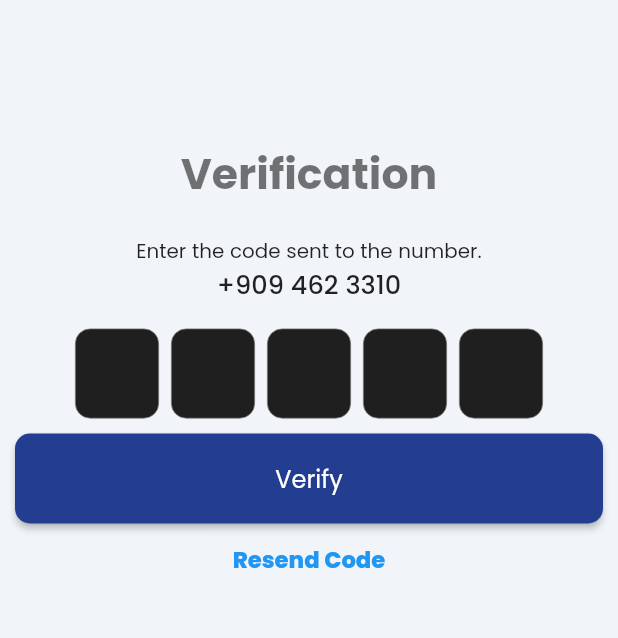
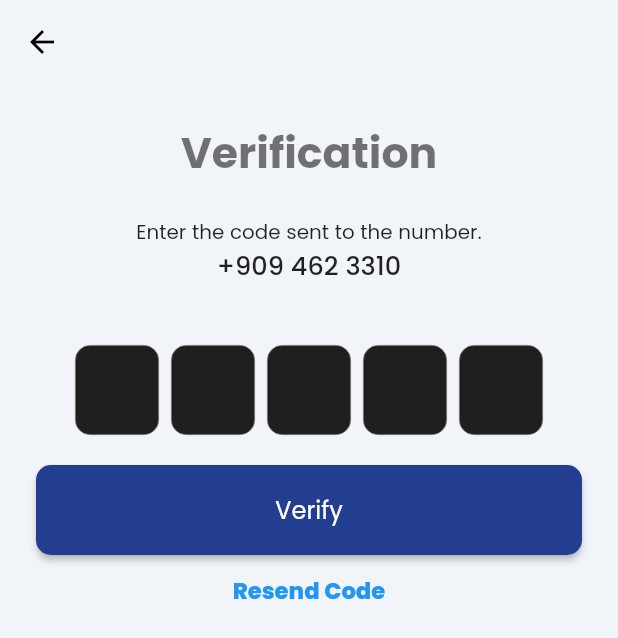
Before and after one commit to kvn-calvn/alvys_companion_app_test, a Flutter app: the screen it shows after launch, after a tap on "Next", on a phone screen of 412 x 824 dp. Shown: the top 638 px of the screen. Run offline on Flutter 3.47's test engine with Material 2 defaults, Android fonts, the phone set to English and light mode, and no system bars; drawn by our look-alikes of pinput; our stand-ins replace dio, flutter_riverpod, flutter_secure_storage, flutter_spinkit, freezed_annotation, go_router and 7 more; missing offline and left inert: pdf_viewer_plugin, simple_speed_dial; generated files the repository leaves out were written again; network calls fail.

Commit message:
input mask for phone number

```diff
--- a/lib/src/common_widgets/textfield_input.dart
+++ b/lib/src/common_widgets/textfield_input.dart
@@ -1,5 +1,6 @@
 import 'package:alvys3/src/constants/color.dart';
 import 'package:flutter/material.dart';
+import 'package:flutter/services.dart';
 
 class TextfieldInput extends StatelessWidget {
   const TextfieldInput(
@@ -8,6 +9,8 @@ class TextfieldInput extends StatelessWidget {
       required this.textfieldController,
       this.isDisabled = false,
       this.isFocus = false,
+      this.textAlignment = TextAlign.left,
+      this.inputFormatters,
       required this.keyboardType})
       : super(key: key);
 
@@ -16,13 +19,17 @@ class TextfieldInput extends StatelessWidget {
   final TextInputType keyboardType;
   final bool isDisabled;
   final bool isFocus;
+  final TextAlign textAlignment;
+  final List<TextInputFormatter>? inputFormatters;
 
   @override
   Widget build(BuildContext context) {
     return TextField(
+      textAlign: textAlignment,
       controller: textfieldController,
       keyboardType: keyboardType,
       autofocus: isFocus,
+      inputFormatters: inputFormatters,
       textInputAction: TextInputAction.next,
       decoration: InputDecoration(
         hintText: hint,
--- a/lib/src/features/authentication/presentation/sign_in_phonenumber/sign_in_page.dart
+++ b/lib/src/features/authentication/presentation/sign_in_phonenumber/sign_in_page.dart
@@ -3,6 +3,7 @@ import 'package:alvys3/src/common_widgets/textfield_input.dart';
 import 'package:alvys3/src/features/authentication/domain/models/phonenumber/phonenumber.dart';
 import 'package:alvys3/src/routing/routes.dart';
 import 'package:go_router/go_router.dart';
+import 'package:mask_text_input_formatter/mask_text_input_formatter.dart';
 import 'package:reactive_forms/reactive_forms.dart';
 
 import 'package:alvys3/src/constants/color.dart';
@@ -25,6 +26,11 @@ class _SignInPageState extends State<SignInPage> with InputValidationMixin {
 
   final formGlobalKey = GlobalKey<FormState>();
 
+  var phoneNumberMaskFormatter = MaskTextInputFormatter(
+      mask: '(###) ###-####',
+      filter: {"#": RegExp(r'[0-9]')},
+      type: MaskAutoCompletionType.lazy);
+
   final form = FormGroup({
     'phone': FormControl(validators: [
       Validators.required,
@@ -39,16 +45,20 @@ class _SignInPageState extends State<SignInPage> with InputValidationMixin {
       onTap: () => FocusScope.of(context).unfocus(),
       child: Scaffold(
         key: scaffoldKey,
+        appBar: AppBar(
+          automaticallyImplyLeading: false,
+          elevation: 0,
+        ),
         body: SafeArea(
           child: Padding(
-            padding: const EdgeInsetsDirectional.fromSTEB(10, 0, 10, 0),
+            padding: const EdgeInsetsDirectional.fromSTEB(24, 0, 24, 0),
             child: Column(
               mainAxisSize: MainAxisSize.max,
               mainAxisAlignment: MainAxisAlignment.start,
               crossAxisAlignment: CrossAxisAlignment.center,
               children: [
                 const SizedBox(
-                  height: 95,
+                  height: 25,
                 ),
                 Text(
                   'Enter your 10 digit phone number',
@@ -56,9 +66,9 @@ class _SignInPageState extends State<SignInPage> with InputValidationMixin {
                   style: Theme.of(context).textTheme.headlineLarge,
                 ),
                 const SizedBox(
-                  height: 19,
+                  height: 20,
                 ),
-                Text(
+                const Text(
                   'A text message with a verification code will be sent to the number.',
                   textAlign: TextAlign.center,
                 ),
@@ -66,7 +76,9 @@ class _SignInPageState extends State<SignInPage> with InputValidationMixin {
                   height: 16,
                 ),
                 TextfieldInput(
-                    hint: "Phone",
+                    hint: "(###) ###-####",
+                    inputFormatters: [phoneNumberMaskFormatter],
+                    textAlignment: TextAlign.center,
                     textfieldController: phoneNumber,
                     isFocus: true,
                     keyboardType: TextInputType.number),
--- a/lib/src/features/authentication/presentation/verify_phonenumber/phone_verification_page.dart
+++ b/lib/src/features/authentication/presentation/verify_phonenumber/phone_verification_page.dart
@@ -57,9 +57,7 @@ class _PhoneNumberVerificationPageState
   @override
   Widget build(BuildContext context) {
     const length = 5;
-    const borderColor = Color.fromRGBO(114, 178, 238, 1);
     const errorColor = Color.fromRGBO(255, 234, 238, 1);
-    const fillColor = Color.fromARGB(203, 235, 245, 255);
     final defaultPinTheme = PinTheme(
       width: 56,
       height: 60,
@@ -77,10 +75,21 @@ class _PhoneNumberVerificationPageState
       onTap: () => (focusNode.unfocus()),
       child: Scaffold(
         key: scaffoldKey,
-        //backgroundColor:
+        appBar: AppBar(
+          automaticallyImplyLeading: false,
+          elevation: 0,
+          leading: IconButton(
+            icon: Icon(
+              Icons.adaptive.arrow_back,
+            ),
+            onPressed: () {
+              GoRouter.of(context).pop();
+            },
+          ),
+        ),
         body: SafeArea(
           child: Padding(
-            padding: const EdgeInsetsDirectional.fromSTEB(10, 0, 10, 0),
+            padding: const EdgeInsetsDirectional.fromSTEB(24, 0, 24, 0),
             child: Form(
               key: formKey,
               child: Column(
@@ -89,15 +98,15 @@ class _PhoneNumberVerificationPageState
                 crossAxisAlignment: CrossAxisAlignment.center,
                 children: [
                   const SizedBox(
-                    height: 95,
+                    height: 25,
                   ),
                   Text('Verification',
                       textAlign: TextAlign.center,
                       style: Theme.of(context).textTheme.headlineLarge),
                   const SizedBox(
-                    height: 19,
+                    height: 20,
                   ),
-                  Text(
+                  const Text(
                     'Enter the code sent to the number.',
                     textAlign: TextAlign.center,
                   ),
@@ -105,7 +114,7 @@ class _PhoneNumberVerificationPageState
                       textAlign: TextAlign.center,
                       style: Theme.of(context).textTheme.titleMedium),
                   const SizedBox(
-                    height: 16,
+                    height: 40,
                   ),
                   Pinput(
                     length: length,
@@ -133,7 +142,7 @@ class _PhoneNumberVerificationPageState
                     ),
                   ),
                   const SizedBox(
-                    height: 10,
+                    height: 20,
                   ),
                   ButtonStyle1(
                       isDisable: false,
--- a/pubspec.yaml
+++ b/pubspec.yaml
@@ -38,6 +38,7 @@ dependencies:
   flutter_cache_manager: ^3.3.0
   pdf_viewer_plugin: ^2.0.1
   flutter_gen: ^5.1.0+1
+  mask_text_input_formatter: ^2.4.0
 
 dev_dependencies:
   flutter_test:
```
Also changed, not shown: pubspec.lock.
